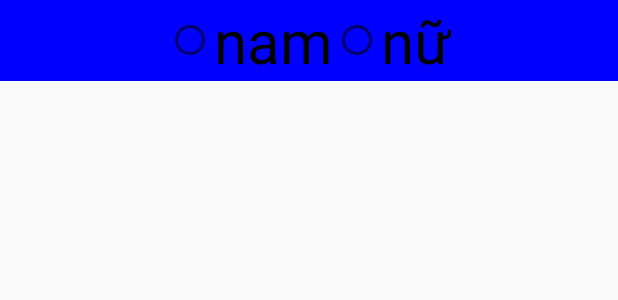
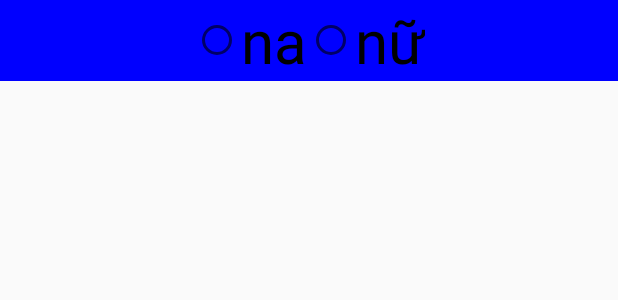
Before and after one commit to Faleeeee/quanlychitieu, an Android app: the layout activity_radio_button.xml on its own in the app's theme, with its tools: preview values and no code run, on a phone screen of 412 x 824 dp. Shown: the top 300 px of the screen. Run offline under Robolectric (Android 15) with nearby library versions, the phone set to English and light mode, and no system bars.

Commit message:
android :text="na"

```diff
--- a/app/src/main/res/layout/activity_radio_button.xml
+++ b/app/src/main/res/layout/activity_radio_button.xml
@@ -19,7 +19,7 @@
             android:layout_width="wrap_content"
             android:layout_height="wrap_content"
             android:orientation="horizontal"
-            android:text="nam"
+            android:text="na"
             android:textColor="@color/black"
             android:textSize="40dp" />
 
```
